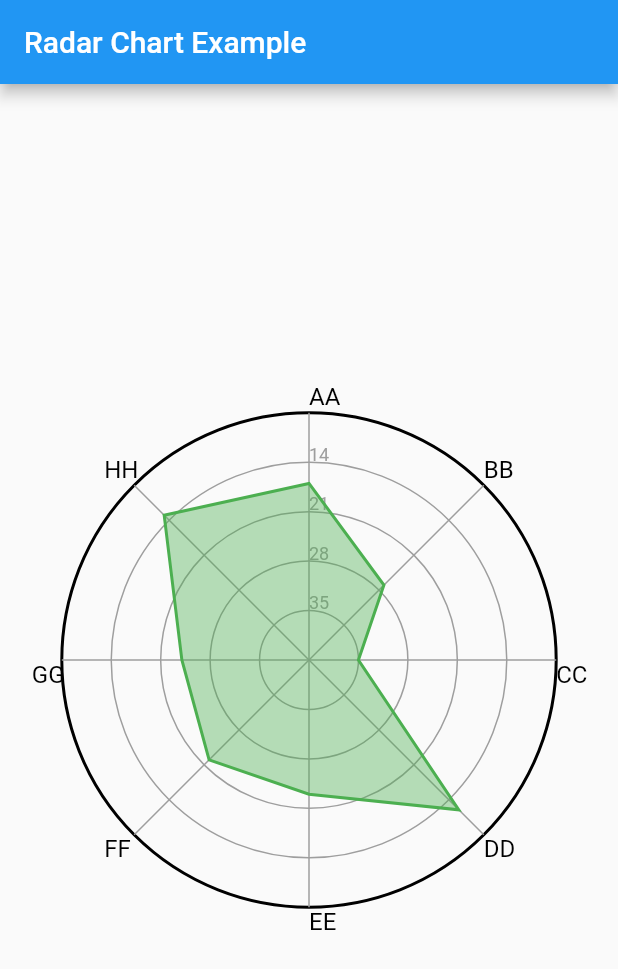
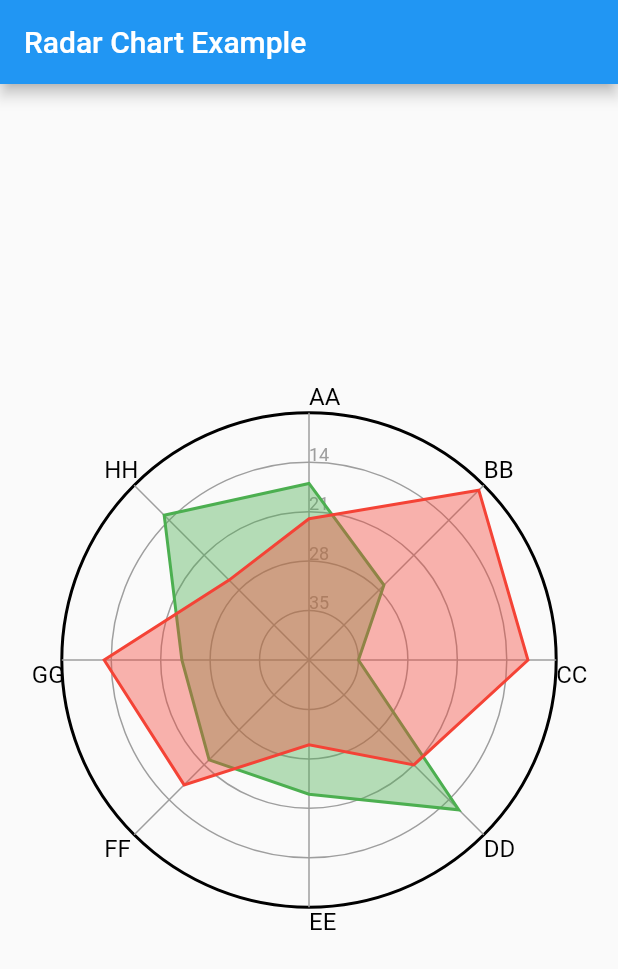
Before and after one commit to danpanaite/flutter_radar_chart, a Flutter app: the screen it shows after launch, on a phone screen of 412 x 824 dp. Shown: the top 969 px of the screen. Run offline on Flutter 3.47's test engine with Material 2 defaults, Android fonts, the phone set to English and light mode, and no system bars.

Commit message:
Adding a list of colors to support multiple graphs

```diff
--- a/example/lib/main.dart
+++ b/example/lib/main.dart
@@ -24,7 +24,8 @@ class MyHomePage extends StatelessWidget {
     const ticks = [7, 14, 21, 28, 35];
     const features = ["AA", "BB", "CC", "DD", "EE", "FF", "GG", "HH"];
     const data = [
-      [10, 20, 28, 5, 16, 15, 17, 6]
+      [10, 20, 28, 5, 16, 15, 17, 6],
+      [15, 1, 4, 14, 23, 10, 6, 19]
     ];
 
     return Scaffold(
--- a/lib/radar_chart.dart
+++ b/lib/radar_chart.dart
@@ -36,6 +36,8 @@ class RadarChartPainter extends CustomPainter {
 
   RadarChartPainter(this.ticks, this.features, this.data, this.reverseAxis);
 
+  var graphColors = [Colors.green, Colors.red, Colors.blue, Colors.orange];
+
   var polarPaint = Paint()
     ..color = Colors.black
     ..style = PaintingStyle.stroke
@@ -46,16 +48,6 @@ class RadarChartPainter extends CustomPainter {
     ..color = Colors.grey
     ..style = PaintingStyle.stroke
     ..strokeWidth = 1.0
-    ..isAntiAlias = true;
-
-  var graphPaint = Paint()
-    ..color = Colors.green.withOpacity(0.4)
-    ..style = PaintingStyle.fill;
-
-  var graphOutlinePaint = Paint()
-    ..color = Colors.green
-    ..style = PaintingStyle.stroke
-    ..strokeWidth = 2.0
     ..isAntiAlias = true;
 
   var ticksTextStyle = TextStyle(color: Colors.grey, fontSize: 12);
@@ -116,7 +108,17 @@ class RadarChartPainter extends CustomPainter {
                 featureOffset.dy + labelYOffset));
     });
 
-    data.forEach((graph) {
+    data.asMap().forEach((index, graph) {
+      var graphPaint = Paint()
+        ..color = graphColors[index % graphColors.length].withOpacity(0.4)
+        ..style = PaintingStyle.fill;
+
+      var graphOutlinePaint = Paint()
+        ..color = graphColors[index % graphColors.length]
+        ..style = PaintingStyle.stroke
+        ..strokeWidth = 2.0
+        ..isAntiAlias = true;
+
       // Start the graph on the initial point
       var scaledPoint = scale * graph[0];
       var path = Path();
```
